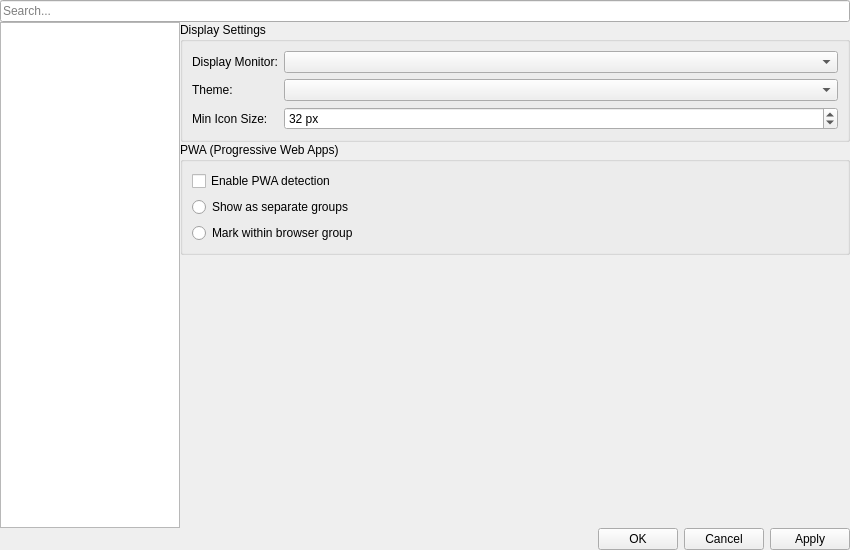
Hendrix4858/AltTaber, file ui/SettingsDialog.ui: the form before one commit.
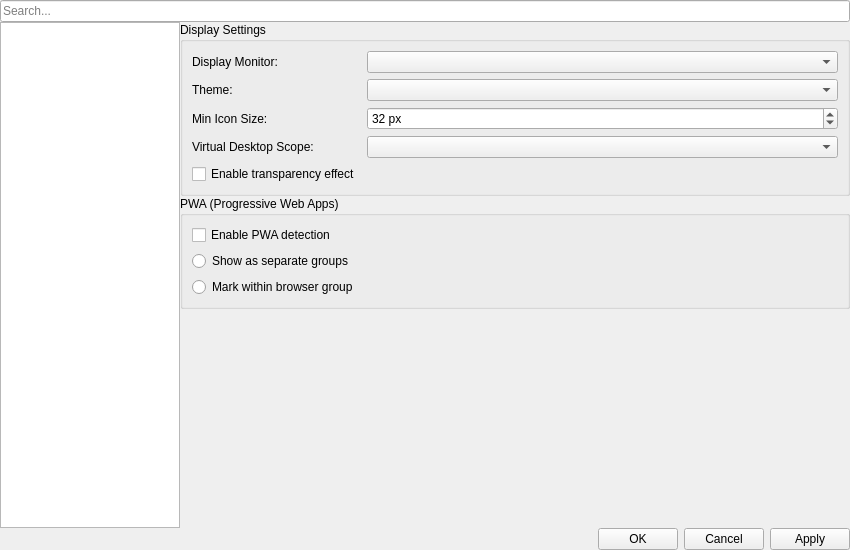
The form after the commit. The open tabs and pages were chosen to show the change.

Commit message: feat: Added transparent mode and virtual desktop features.

```diff
--- a/ui/SettingsDialog.ui
+++ b/ui/SettingsDialog.ui
@@ -282,6 +282,23 @@
               </property>
              </widget>
             </item>
+             <item row="3" column="0">
+              <widget class="QLabel" name="desktopScopeLabel">
+               <property name="text">
+                <string>Virtual Desktop Scope:</string>
+               </property>
+              </widget>
+             </item>
+             <item row="3" column="1">
+              <widget class="QComboBox" name="desktopScopeCombo"/>
+             </item>
+             <item row="4" column="0">
+              <widget class="QCheckBox" name="transparencyCheck">
+               <property name="text">
+                <string>Enable transparency effect</string>
+               </property>
+              </widget>
+             </item>
            </layout>
           </widget>
          </item>
```
Lines whose indentation alone changed are shown as unchanged. The commit also changes 13 other files.
